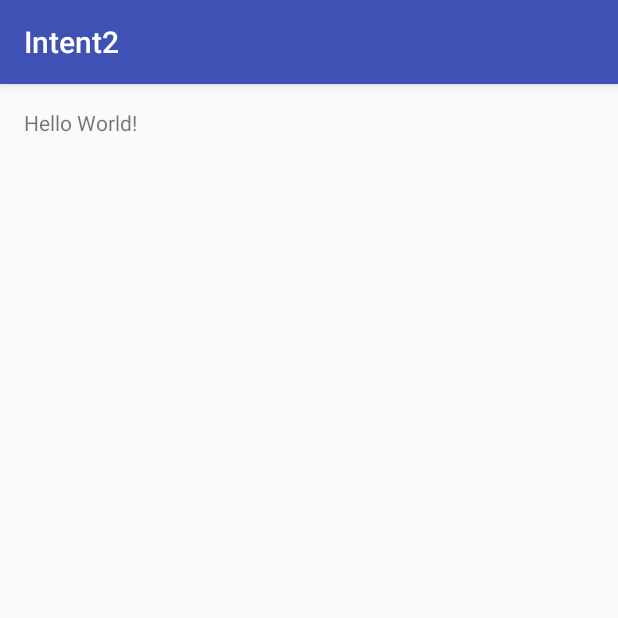
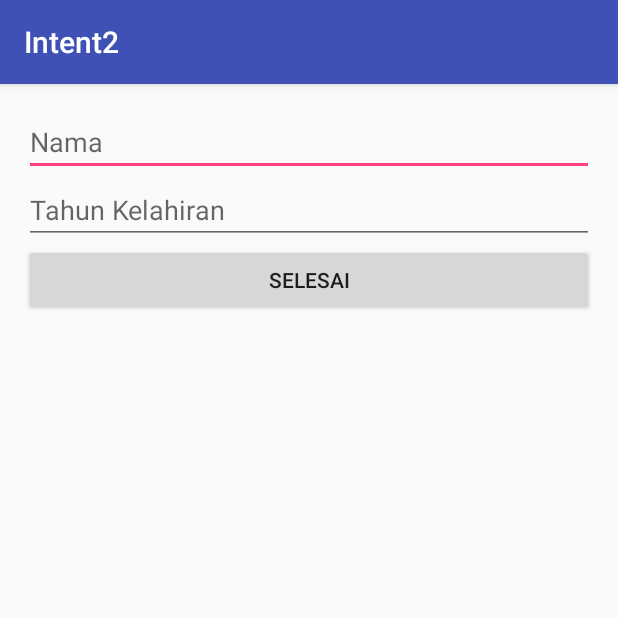
Before and after one commit to aulialigar/Intent2, an Android app: the screen it shows after launch (MainActivity before the commit, InputActivity after it), on a phone screen of 412 x 824 dp, the top half of it. Run offline under Robolectric (Android 15) with nearby library versions, the phone set to English and light mode, and no system bars.

Commit message:
startActivityForResult Final

```diff
--- a/app/src/main/AndroidManifest.xml
+++ b/app/src/main/AndroidManifest.xml
@@ -15,6 +15,7 @@
                 <category android:name="android.intent.category.LAUNCHER" />
             </intent-filter>
         </activity>
+        <activity android:name=".InputActivity"></activity>
     </application>
 
 </manifest>
--- /dev/null
+++ b/app/src/main/java/id/sch/smktelkom_mlg/learn/intent2/InputActivity.java
@@ -0,0 +1,43 @@
+package id.sch.smktelkom_mlg.learn.intent2;
+
+import android.content.Intent;
+import android.icu.util.Calendar;
+import android.support.v7.app.AppCompatActivity;
+import android.os.Bundle;
+import android.view.View;
+import android.widget.EditText;
+
+public class InputActivity extends AppCompatActivity {
+
+    public static final String NAMA = "Nama";
+    public static final String TAHUN_LAHIR = "TahunLahir";
+
+    @Override
+    protected void onCreate(Bundle savedInstanceState) {
+        super.onCreate(savedInstanceState);
+        setContentView(R.layout.activity_input);
+
+        findViewById(R.id.buttonFinish).setOnClickListener(
+                new View.OnClickListener() {
+                    @Override
+                    public void onClick(View v) {
+                        EditText etNama = (EditText) findViewById(R.id.editTextNama);
+                        EditText etThnLhr = (EditText) findViewById(R.id.editTextThnLhr);
+                        String nama = etNama.getText().toString();
+                        String thnLhrStr = etThnLhr.getText().toString();
+
+                        int thnLhr = thnLhrStr.isEmpty()?
+                                Calendar.getInstance().get(Calendar.YEAR):
+                                Integer.parseInt(thnLhrStr);
+
+                        Intent intent = new Intent();
+                        intent.putExtra(NAMA,nama);
+                        intent.putExtra(TAHUN_LAHIR,thnLhr);
+
+                        setResult(RESULT_OK,intent);
+                        finish();
+                    }
+                }
+        );
+    }
+}
--- a/app/src/main/java/id/sch/smktelkom_mlg/learn/intent2/MainActivity.java
+++ b/app/src/main/java/id/sch/smktelkom_mlg/learn/intent2/MainActivity.java
@@ -1,13 +1,41 @@
 package id.sch.smktelkom_mlg.learn.intent2;
 
+import android.content.Intent;
 import android.support.v7.app.AppCompatActivity;
 import android.os.Bundle;
+import android.view.View;
+import android.widget.TextView;
 
 public class MainActivity extends AppCompatActivity {
+    public static int REQUEST_CODE;
 
     @Override
     protected void onCreate(Bundle savedInstanceState) {
         super.onCreate(savedInstanceState);
         setContentView(R.layout.activity_main);
+
+        findViewById(R.id.buttonInput).setOnClickListener(new View.OnClickListener() {
+            @Override
+            public void onClick(View v) {
+                startActivityForResult(new Intent(MainActivity.this, InputActivity.class), 123);
+            }
+        });
+        startActivityForResult(new Intent(MainActivity.this, InputActivity.class),
+                REQUEST_CODE);
+    }
+
+    @Override
+    protected void onActivityResult(int requestCode, int resultCode, Intent data) {
+        super.onActivityResult(requestCode, resultCode, data);
+        if(requestCode==REQUEST_CODE)
+        {
+            if(resultCode==RESULT_OK)
+            {
+                String nama = data.getStringExtra(InputActivity.NAMA);
+                int thnLhr = data.getIntExtra(InputActivity.TAHUN_LAHIR, 0);
+                TextView tvBiodata = (TextView) findViewById(R.id.textViewBiodata);
+                tvBiodata.setText("Nama\t\t\t\t\t\t: "+nama+"\nTahun Kelahiran\t\t: "+thnLhr);
+            }
+        }
     }
 }
--- /dev/null
+++ b/app/src/main/res/layout/activity_input.xml
@@ -0,0 +1,34 @@
+<?xml version="1.0" encoding="utf-8"?>
+<LinearLayout xmlns:android="http://schemas.android.com/apk/res/android"
+    xmlns:tools="http://schemas.android.com/tools"
+    android:layout_width="match_parent"
+    android:layout_height="wrap_content"
+    android:orientation="vertical"
+    android:paddingBottom="@dimen/activity_vertical_margin"
+    android:paddingLeft="@dimen/activity_horizontal_margin"
+    android:paddingRight="@dimen/activity_horizontal_margin"
+    android:paddingTop="@dimen/activity_vertical_margin"
+    tools:context="id.sch.smktelkom_mlg.learn.intent2.InputActivity">
+
+    <EditText
+        android:layout_width="match_parent"
+        android:layout_height="wrap_content"
+        android:inputType="textPersonName"
+        android:ems="10"
+        android:hint="Nama"
+        android:id="@+id/editTextNama" />
+
+    <EditText
+        android:layout_width="match_parent"
+        android:layout_height="wrap_content"
+        android:inputType="numberSigned"
+        android:ems="10"
+        android:hint="Tahun Kelahiran"
+        android:id="@+id/editTextThnLhr" />
+
+    <Button
+        android:layout_width="match_parent"
+        android:layout_height="wrap_content"
+        android:text="Selesai"
+        android:id="@+id/buttonFinish" />
+</LinearLayout>
```
Also changed, not shown: app/src/main/res/layout/activity_main.xml (+8 -1 lines).
